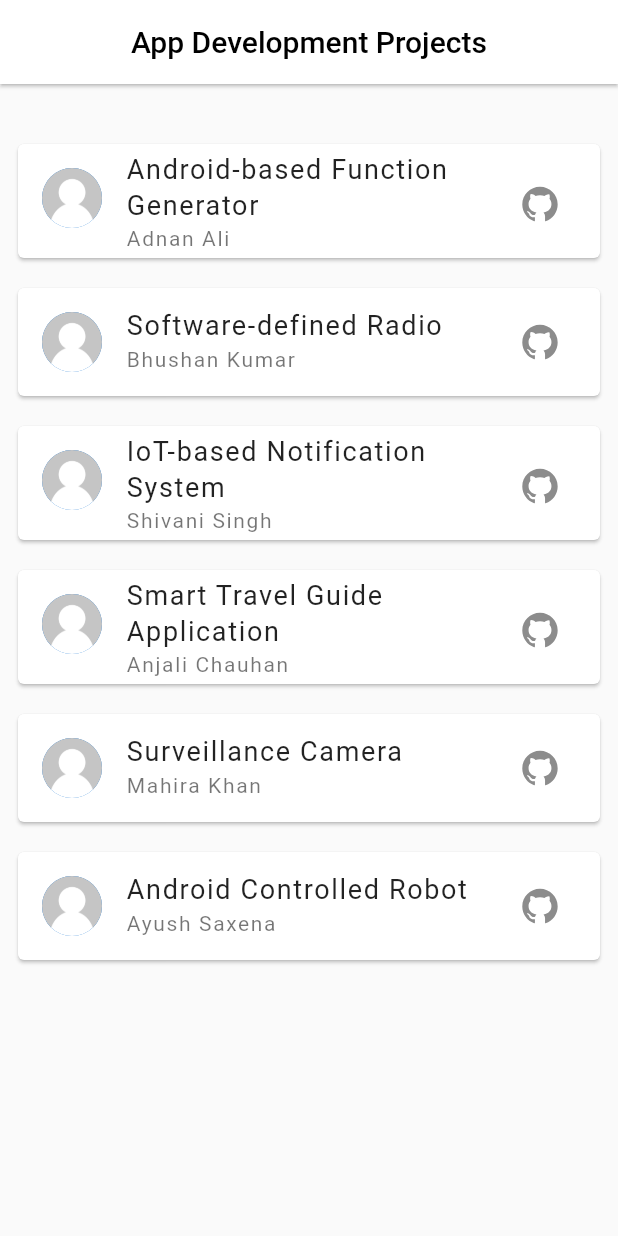
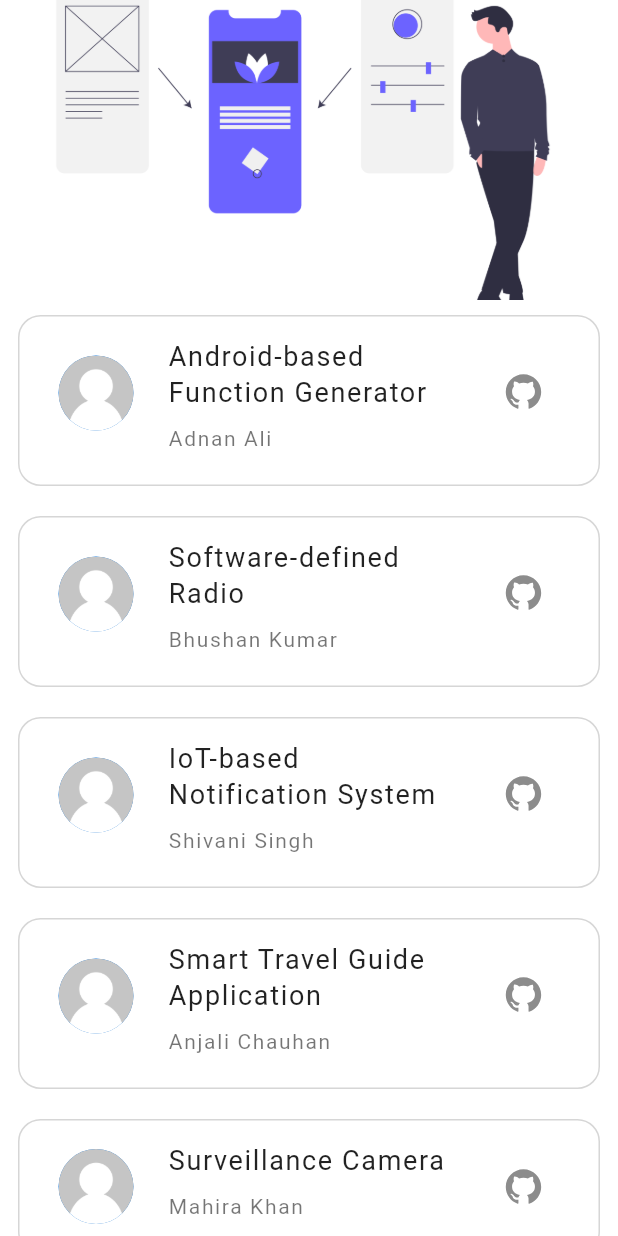
Before and after one commit to Adnanali777/DSC-AKGEC, a Flutter app: the App_dev screen opened directly, on a phone screen of 412 x 824 dp. Run offline on Flutter 3.47's test engine with Material 2 defaults, Android fonts, the phone set to English and light mode, and no system bars; our stand-ins replace animated_splash_screen, flutter_icons; missing offline and left inert: lipsum.

Commit message:
changed project screen

```diff
--- a/lib/project-pages/app_dev.dart
+++ b/lib/project-pages/app_dev.dart
@@ -1,19 +1,23 @@
 import 'package:flutter/material.dart';
 import 'projects_template.dart';
 class App_dev extends StatelessWidget {
+
   @override
   Widget build(BuildContext context) {
     return Scaffold(
-      appBar: AppBar(
-        title: Text('App Development Projects',style: TextStyle(color: Colors.black),),
-        elevation: 1,
-        centerTitle: true,
       backgroundColor: Colors.white,
+      body:CustomScrollView(
+        slivers: [
+          SliverAppBar(
+            expandedHeight: 200,
+            backgroundColor: Colors.white,
+            flexibleSpace: FlexibleSpaceBar(
+              background: Image.asset('assets/app-dev-projects.png',fit: BoxFit.cover,),
             ),
-      body: Container(
-        child: Column(
-          children: [
-            SizedBox(height: 30,),
+          ),
+          SliverList(
+            delegate: SliverChildListDelegate(
+              [
                 template_design(img:'assets/user.png',title:'Android-based Function Generator', text:'Adnan Ali'),
                 template_design(img:'assets/user.png',title: 'Software-defined Radio ', text:'Bhushan Kumar'),
                 template_design(img:'assets/user.png', title:'IoT-based Notification System', text:'Shivani Singh'),
@@ -23,6 +27,8 @@ class App_dev extends StatelessWidget {
               ],
             ),
           ),
+        ],
+      ),
     );
   }
 }
--- a/lib/project-pages/projects_template.dart
+++ b/lib/project-pages/projects_template.dart
@@ -15,15 +15,27 @@ class _template_designState extends State<template_design> {
   @override
   Widget build(BuildContext context) {
     return SafeArea(
-      child: Card(
+      child: Container(
+        padding: EdgeInsets.all(10),
         margin: EdgeInsets.symmetric(horizontal: 12,vertical: 10),
+        decoration: BoxDecoration(
+          border: Border.all(width: 1,color: Colors.grey[350],style: BorderStyle.solid),
+          color: Colors.white,
+          borderRadius: BorderRadius.circular(15),
+        ),
         child: ListTile(
-          leading: CircleAvatar(
-            backgroundImage: AssetImage(widget.img),
-            radius: 20,
+          leading: Padding(
+            padding: const EdgeInsets.only(right:7.0),
+            child: CircleAvatar(
+              backgroundImage: AssetImage(widget.img),
+              radius: 25,
+            ),
           ),
           title: Text(widget.title,style: TextStyle(fontSize: 18,letterSpacing: 1.1,height: 1.35),),
-          subtitle: Text(widget.text,style: TextStyle(letterSpacing: 1.1,fontSize: 14,height: 1.4),),
+          subtitle: Padding(
+            padding: const EdgeInsets.symmetric(vertical:8),
+            child: Text(widget.text,style: TextStyle(letterSpacing: 1.1,fontSize: 14,height: 1.4),),
+          ),
           trailing: IconButton(
             onPressed: ()async{
               const url = 'https://github.com/';
```
Also changed, not shown: lib/project-pages/ml.dart (+15 -8 lines), lib/project-pages/ui.dart (+14 -8 lines), lib/project-pages/web-d.dart (+12 -9 lines), assets/app-dev-projects.png (added), assets/ml-projects.png (added), assets/ui-projects.png (added), assets/web-dev-projects.png (added). Lines whose indentation alone changed are shown as unchanged.
